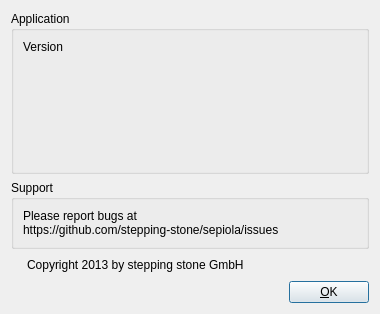
First picture: the form in src/gui/about_dialog.ui, repository stepping-stone/sepiola, before the edit.
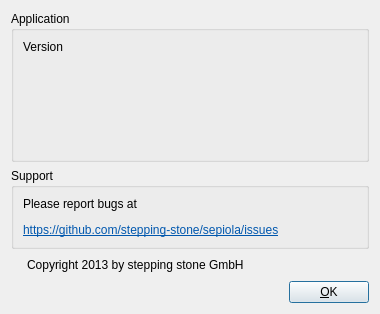
Second picture: the form after the edit. Icons and pictures are not drawn.

Commit message: Make the bug-report link a clickable link

```diff
--- a/src/gui/about_dialog.ui
+++ b/src/gui/about_dialog.ui
@@ -134,8 +134,7 @@
       <item row="0" column="0">
        <widget class="QLabel" name="labelSupport">
         <property name="text">
-         <string>Please report bugs at
-https://github.com/stepping-stone/sepiola/issues</string>
+         <string>&lt;html&gt;&lt;head/&gt;&lt;body&gt;&lt;p&gt;Please report bugs at&lt;/p&gt;&lt;p&gt;&lt;a href=&quot;https://github.com/stepping-stone/sepiola/issues&quot;&gt;&lt;span style=&quot; text-decoration: underline; color:#0057ae;&quot;&gt;https://github.com/stepping-stone/sepiola/issues&lt;/span&gt;&lt;/a&gt;&lt;/p&gt;&lt;/body&gt;&lt;/html&gt;</string>
         </property>
        </widget>
       </item>
```
